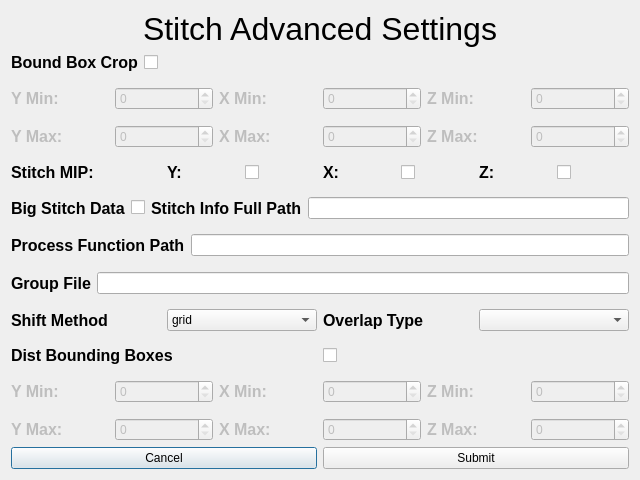
This is src/stitchadvanced.ui in abcucberkeley/PetaKit5D-GUI as Qt 5 draws it before an edit. The edited form follows.
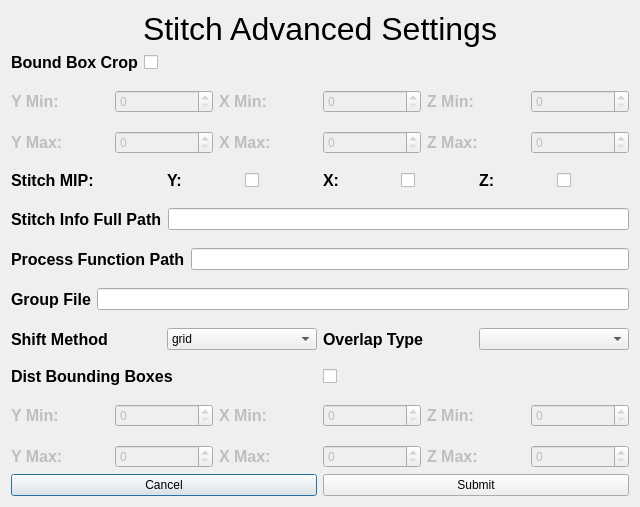
This is the edited form.

```diff
--- a/src/stitchadvanced.ui
+++ b/src/stitchadvanced.ui
@@ -7,7 +7,7 @@
     <x>0</x>
     <y>0</y>
     <width>640</width>
-    <height>480</height>
+    <height>507</height>
    </rect>
   </property>
   <property name="windowTitle">
@@ -530,31 +530,7 @@
       </spacer>
      </item>
      <item>
-      <layout class="QHBoxLayout" name="horizontalLayout_5" stretch="1,4">
-       <item>
-        <layout class="QHBoxLayout" name="horizontalLayout_6">
-         <item>
-          <widget class="QLabel" name="bigStitchDataLabel">
-           <property name="font">
-            <font>
-             <pointsize>12</pointsize>
-             <bold>true</bold>
-            </font>
-           </property>
-           <property name="text">
-            <string>Big Stitch Data</string>
-           </property>
-          </widget>
-         </item>
-         <item>
-          <widget class="QCheckBox" name="bigStitchDataCheckBox">
-           <property name="text">
-            <string/>
-           </property>
-          </widget>
-         </item>
-        </layout>
-       </item>
+      <layout class="QHBoxLayout" name="horizontalLayout_5" stretch="4">
        <item>
         <layout class="QHBoxLayout" name="horizontalLayout_7">
          <item>
```
